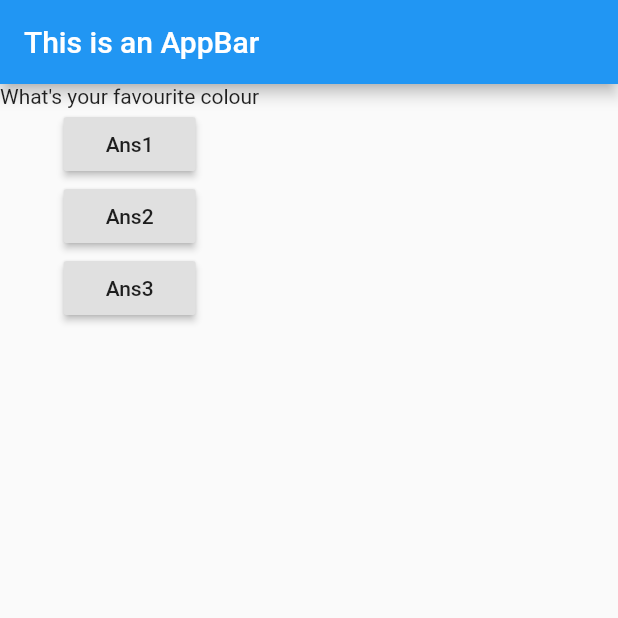
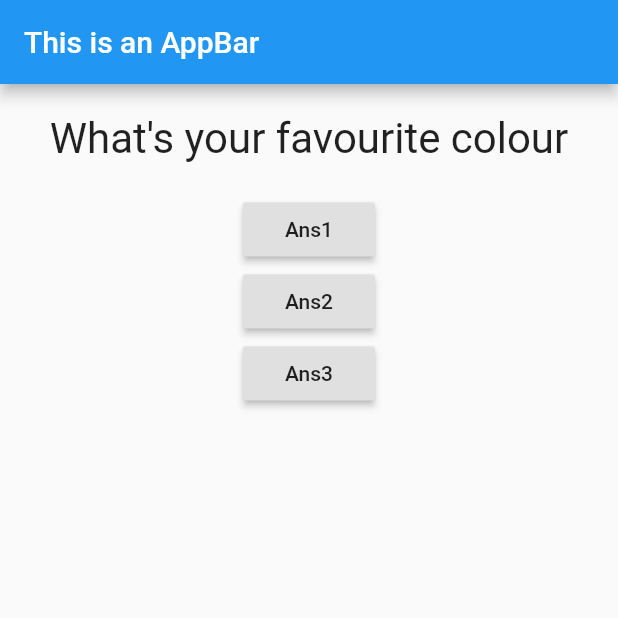
Before and after one commit to ritik-gupta/flutter, a Flutter app: the screen it shows after launch, on a phone screen of 412 x 824 dp, the top half of it. Run offline on Flutter 3.47's test engine with Material 2 defaults, Android fonts, the phone set to English and light mode, and no system bars.

Commit message:
make question text look good

```diff
--- a/quiz_app/lib/questions.dart
+++ b/quiz_app/lib/questions.dart
@@ -6,6 +6,14 @@ class Question extends StatelessWidget {
 
   @override
   Widget build(BuildContext context) {
-    return Text(qText);
+    return Container(
+      width: double.infinity,
+      margin: EdgeInsets.all(20),
+      child: Text(
+        qText,
+        style: TextStyle(fontSize: 28),
+        textAlign: TextAlign.center,
+      )
+    );
   }
 }
```
